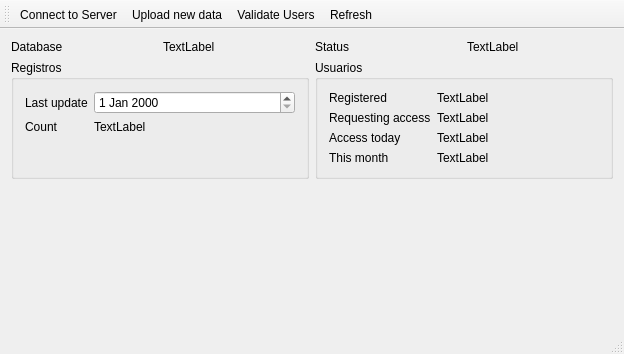
The window that dominioSeguro-Importer/mainwindow.ui (diegowald/dominioSeguro) describes before a commit, drawn with Qt 5.
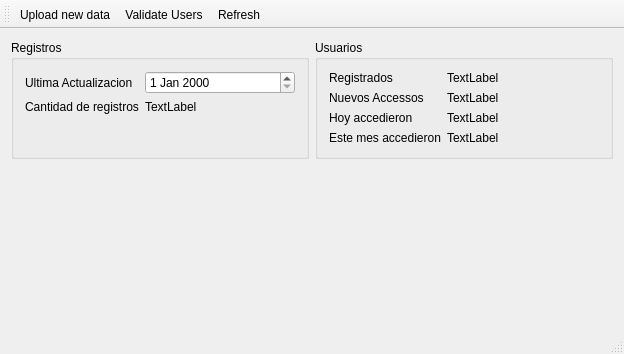
The same window after the commit.

Patch:
```diff
--- a/dominioSeguro-Importer/mainwindow.ui
+++ b/dominioSeguro-Importer/mainwindow.ui
@@ -15,38 +15,6 @@
   </property>
   <widget class="QWidget" name="centralWidget">
    <layout class="QVBoxLayout" name="verticalLayout">
-    <item>
-     <layout class="QHBoxLayout" name="horizontalLayout">
-      <item>
-       <widget class="QLabel" name="label">
-        <property name="text">
-         <string>Database</string>
-        </property>
-       </widget>
-      </item>
-      <item>
-       <widget class="QLabel" name="lblDatabase">
-        <property name="text">
-         <string>TextLabel</string>
-        </property>
-       </widget>
-      </item>
-      <item>
-       <widget class="QLabel" name="label_3">
-        <property name="text">
-         <string>Status</string>
-        </property>
-       </widget>
-      </item>
-      <item>
-       <widget class="QLabel" name="lblStatus">
-        <property name="text">
-         <string>TextLabel</string>
-        </property>
-       </widget>
-      </item>
-     </layout>
-    </item>
     <item>
      <layout class="QHBoxLayout" name="horizontalLayout_2">
       <item>
@@ -60,7 +28,7 @@
            <item row="0" column="0">
             <widget class="QLabel" name="label_2">
              <property name="text">
-              <string>Last update</string>
+              <string>Ultima Actualizacion</string>
              </property>
             </widget>
            </item>
@@ -70,7 +38,7 @@
            <item row="1" column="0">
             <widget class="QLabel" name="label_4">
              <property name="text">
-              <string>Count</string>
+              <string>Cantidad de registros</string>
              </property>
             </widget>
            </item>
@@ -97,7 +65,7 @@
            <item row="0" column="0">
             <widget class="QLabel" name="label_7">
              <property name="text">
-              <string>Registered</string>
+              <string>Registrados</string>
              </property>
             </widget>
            </item>
@@ -111,7 +79,7 @@
            <item row="1" column="0">
             <widget class="QLabel" name="label_8">
              <property name="text">
-              <string>Requesting access</string>
+              <string>Nuevos Accessos</string>
              </property>
             </widget>
            </item>
@@ -125,7 +93,7 @@
            <item row="2" column="0">
             <widget class="QLabel" name="label_10">
              <property name="text">
-              <string>Access today</string>
+              <string>Hoy accedieron</string>
              </property>
             </widget>
            </item>
@@ -139,7 +107,7 @@
            <item row="3" column="0">
             <widget class="QLabel" name="label_12">
              <property name="text">
-              <string>This month</string>
+              <string>Este mes accedieron</string>
              </property>
             </widget>
            </item>
@@ -189,20 +157,11 @@
    <attribute name="toolBarBreak">
     <bool>false</bool>
    </attribute>
-   <addaction name="actionConnect_to_Server"/>
    <addaction name="actionUpload_new_data"/>
    <addaction name="actionValidate_Users"/>
    <addaction name="actionRefresh"/>
   </widget>
   <widget class="QStatusBar" name="statusBar"/>
-  <action name="actionConnect_to_Server">
-   <property name="text">
-    <string>Connect to Server</string>
-   </property>
-   <property name="toolTip">
-    <string>Connect to Database server</string>
-   </property>
-  </action>
   <action name="actionUpload_new_data">
    <property name="text">
     <string>Upload new data</string>
```
Left out of the diff: 2 changed lines with no effect on the pictures.
